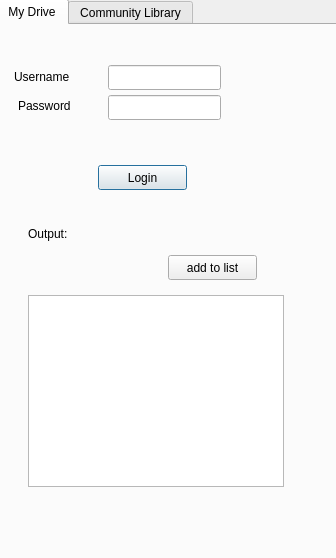
Qt form ellipsis_drive_dialog_base.ui (ellipsis-drive-internal/qgis-plugin) before a commit.
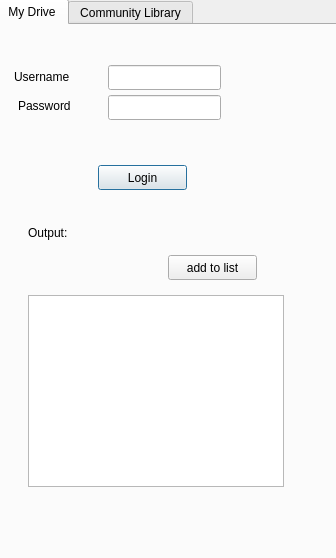
The same form after that commit. The open tabs and pages were chosen to show the change.

Commit message: add storing of the login token

Diff of the .ui file:
```diff
--- a/ellipsis_drive_dialog_base.ui
+++ b/ellipsis_drive_dialog_base.ui
@@ -96,8 +96,8 @@
       <rect>
        <x>30</x>
        <y>200</y>
-       <width>281</width>
-       <height>17</height>
+       <width>291</width>
+       <height>16</height>
       </rect>
      </property>
      <property name="text">
```
Left out of the diff: 4 changed lines with no effect on the pictures. The commit also changes 1 other file.
